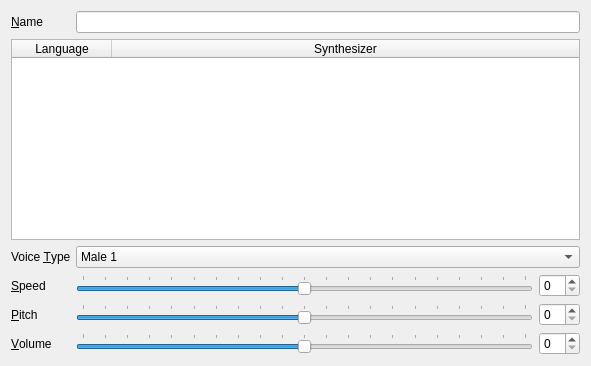
First picture: the form in kcmkttsmgr/addtalkerwidget.ui, repository KDE/jovie, before the edit.
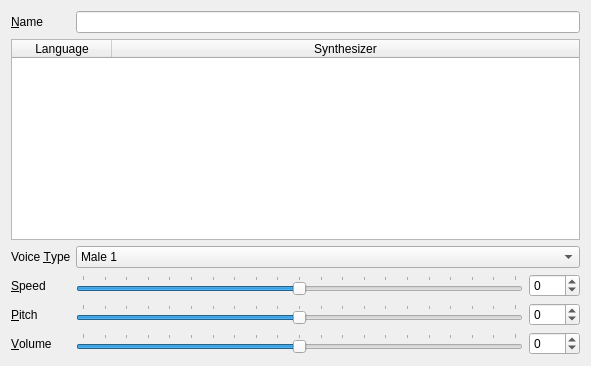
Second picture: the form after the edit. Custom widgets are drawn as their Qt base class.

```diff
--- a/kcmkttsmgr/addtalkerwidget.ui
+++ b/kcmkttsmgr/addtalkerwidget.ui
@@ -155,7 +155,14 @@
       </widget>
      </item>
      <item>
-      <widget class="KIntSpinBox" name="speedSpinBox"/>
+      <widget class="KIntSpinBox" name="speedSpinBox">
+       <property name="minimum">
+        <number>-100</number>
+       </property>
+       <property name="maximum">
+        <number>100</number>
+       </property>
+      </widget>
      </item>
     </layout>
    </item>
@@ -194,7 +201,14 @@
       </widget>
      </item>
      <item>
-      <widget class="KIntSpinBox" name="pitchSpinBox"/>
+      <widget class="KIntSpinBox" name="pitchSpinBox">
+       <property name="minimum">
+        <number>-100</number>
+       </property>
+       <property name="maximum">
+        <number>100</number>
+       </property>
+      </widget>
      </item>
     </layout>
    </item>
@@ -233,7 +247,14 @@
       </widget>
      </item>
      <item>
-      <widget class="KIntSpinBox" name="volumeSpinBox"/>
+      <widget class="KIntSpinBox" name="volumeSpinBox">
+       <property name="minimum">
+        <number>-100</number>
+       </property>
+       <property name="maximum">
+        <number>100</number>
+       </property>
+      </widget>
      </item>
     </layout>
    </item>
```
